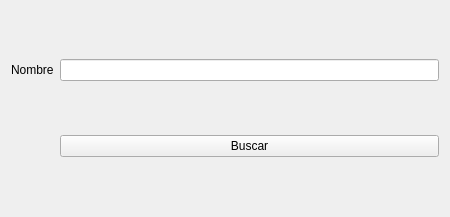
Above: views/Views ui/BuscarClienteUI.ui from ValenDD/Desktop_app_mechanical_workshop before the change. Below: the same form after it.
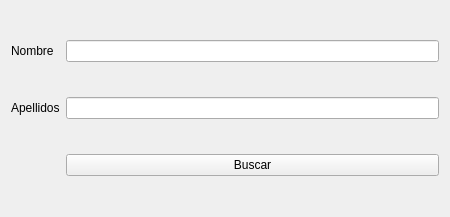
That is the form after the change.

What changed in the file:
```diff
--- a/views/Views ui/BuscarClienteUI.ui
+++ b/views/Views ui/BuscarClienteUI.ui
@@ -14,6 +14,16 @@
    <string>Form</string>
   </property>
   <layout class="QGridLayout" name="gridLayout_2">
+   <item row="0" column="1">
+    <widget class="QLineEdit" name="Nombre_line_edit"/>
+   </item>
+   <item row="2" column="1">
+    <widget class="QPushButton" name="Buscar_Usuarios">
+     <property name="text">
+      <string>Buscar</string>
+     </property>
+    </widget>
+   </item>
    <item row="0" column="0">
     <layout class="QGridLayout" name="gridLayout">
      <item row="0" column="1">
@@ -25,15 +35,15 @@
      </item>
     </layout>
    </item>
-   <item row="0" column="1">
-    <widget class="QLineEdit" name="Nombre_line_edit"/>
+   <item row="1" column="0">
+    <widget class="QLabel" name="label_2">
+     <property name="text">
+      <string>Apellidos</string>
+     </property>
+    </widget>
    </item>
    <item row="1" column="1">
-    <widget class="QPushButton" name="pushButton">
-     <property name="text">
-      <string>Buscar</string>
-     </property>
-    </widget>
+    <widget class="QLineEdit" name="Apellido_line_edit"/>
    </item>
   </layout>
  </widget>
```
